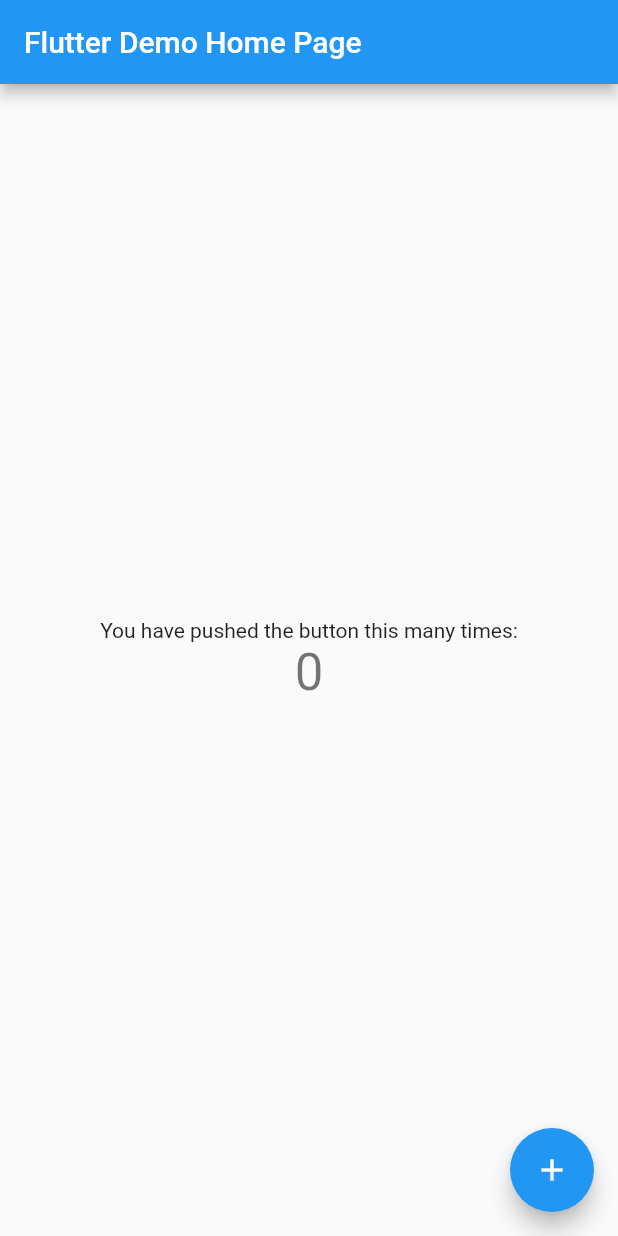
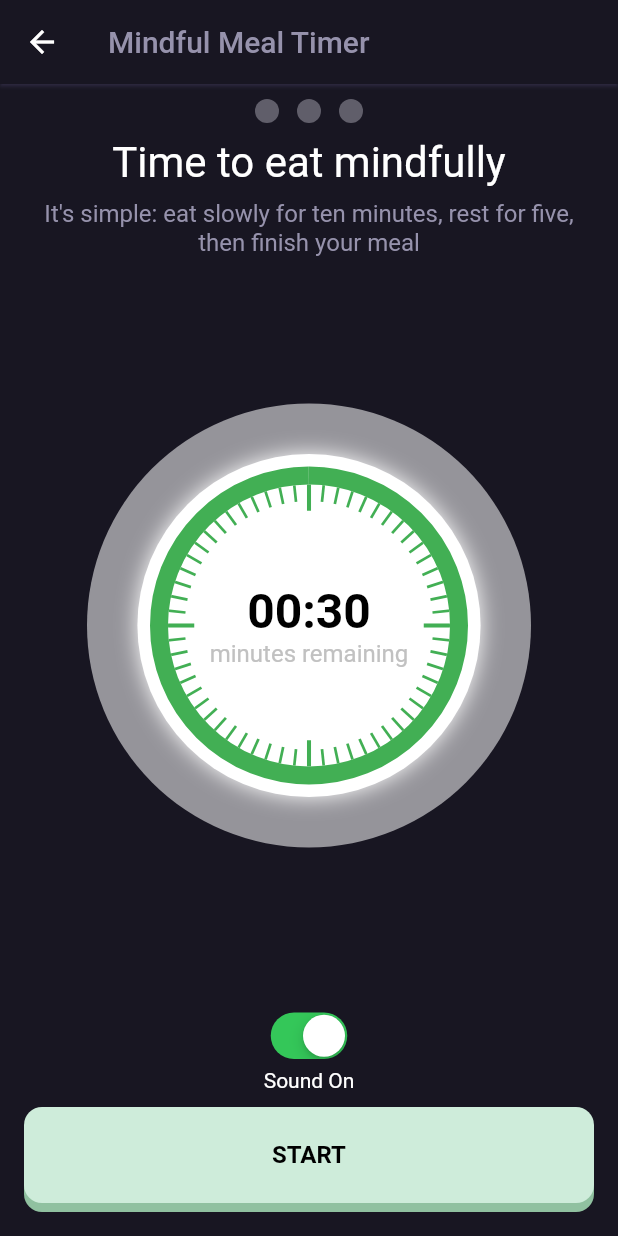
Before and after one commit to alexmercerind/yoboshu_cares_project, a Flutter app: the screen it shows after launch, on a phone screen of 412 x 824 dp. Run offline on Flutter 3.47's test engine with Material 2 defaults, Android fonts, the phone set to English and light mode, and no system bars; our stand-ins replace google_fonts, just_audio; Roboto replaces fonts that are missing (Asap).

Commit message:
feat: initial implementation

```diff
--- a/lib/main.dart
+++ b/lib/main.dart
@@ -1,4 +1,7 @@
 import 'package:flutter/material.dart';
+import 'package:google_fonts/google_fonts.dart';
+
+import 'package:yoboshu_cares_project/screens/mindful_meal_timer.dart';
 
 void main() {
   runApp(const MyApp());
@@ -10,58 +13,11 @@
   @override
   Widget build(BuildContext context) {
     return MaterialApp(
-      title: 'Flutter Demo',
       theme: ThemeData(
-        primarySwatch: Colors.blue,
+        textTheme: GoogleFonts.asapTextTheme(),
+        primaryTextTheme: GoogleFonts.asapTextTheme(),
       ),
-      home: const MyHomePage(title: 'Flutter Demo Home Page'),
+      home: const MindfulMealTimer(),
     );
   }
 }
-
-class MyHomePage extends StatefulWidget {
-  const MyHomePage({super.key, required this.title});
-
-  final String title;
-
-  @override
-  State<MyHomePage> createState() => _MyHomePageState();
-}
-
-class _MyHomePageState extends State<MyHomePage> {
-  int _counter = 0;
-
-  void _incrementCounter() {
-    setState(() {
-      _counter++;
-    });
-  }
-
-  @override
-  Widget build(BuildContext context) {
-    return Scaffold(
-      appBar: AppBar(
-        title: Text(widget.title),
-      ),
-      body: Center(
-        child: Column(
-          mainAxisAlignment: MainAxisAlignment.center,
-          children: <Widget>[
-            const Text(
-              'You have pushed the button this many times:',
-            ),
-            Text(
-              '$_counter',
-              style: Theme.of(context).textTheme.headlineMedium,
-            ),
-          ],
-        ),
-      ),
-      floatingActionButton: FloatingActionButton(
-        onPressed: _incrementCounter,
-        tooltip: 'Increment',
-        child: const Icon(Icons.add),
-      ),
-    );
-  }
-}
--- /dev/null
+++ b/lib/screens/mindful_meal_timer.dart
@@ -0,0 +1,205 @@
+import 'package:flutter/cupertino.dart';
+import 'package:flutter/material.dart';
+
+import 'package:yoboshu_cares_project/utils/theme.dart';
+import 'package:yoboshu_cares_project/widgets/buttons.dart';
+import 'package:yoboshu_cares_project/widgets/circular_timer.dart';
+import 'package:yoboshu_cares_project/widgets/dot_progress_indicator.dart';
+
+class MindfulMealTimer extends StatefulWidget {
+  const MindfulMealTimer({Key? key}) : super(key: key);
+
+  @override
+  State<MindfulMealTimer> createState() => _MindfulMealTimerState();
+}
+
+class _MindfulMealTimerState extends State<MindfulMealTimer> {
+  /// Progress.
+  /// The `null` value indicates that timer has not started yet.
+  int? progress;
+
+  /// [CircularTimerController] instance to controller the [CircularTimer].
+  late final controller = CircularTimerController(
+    const Duration(seconds: 30),
+    onComplete: () {
+      next();
+    },
+  );
+
+  // NOTE: Ideally these UI labels must be taken from a localization file.
+
+  String get title {
+    if (progress == 0) {
+      return 'Nom nom :)';
+    }
+    if (progress == 1) {
+      return 'Break Time';
+    }
+    if (progress == 2) {
+      return 'Finish your meal';
+    }
+    return 'Time to eat mindfully';
+  }
+
+  String get subtitle {
+    if (progress == 0) {
+      return 'You have 10 minutes to eat before the pause.\nFocus on eating slowly';
+    }
+    if (progress == 1) {
+      return 'Take a five minute break to check in on your level of fullness';
+    }
+    if (progress == 2) {
+      return 'You can eat untill you feel full';
+    }
+    return 'It\'s simple: eat slowly for ten minutes, rest for five, then finish your meal';
+  }
+
+  String get label {
+    if (progress == null) {
+      return 'START';
+    }
+    return controller.paused ? 'RESUME' : 'PAUSE';
+  }
+
+  void action() {
+    if (progress == null) {
+      controller.resume();
+      progress = 0;
+    } else {
+      if (controller.paused) {
+        controller.resume();
+      } else {
+        controller.pause();
+      }
+    }
+    setState(() {});
+  }
+
+  void reset() {
+    progress = null;
+    controller.reset();
+    setState(() {});
+  }
+
+  void next() {
+    if (progress == 2) {
+      // The 3 steps are completed.
+      // Restore to initial state.
+      reset();
+    } else {
+      // Move to next step & re-start the timer.
+      if (progress != null) {
+        progress = progress! + 1;
+      }
+      controller.reset();
+      controller.resume();
+      setState(() {});
+    }
+  }
+
+  @override
+  Widget build(BuildContext context) {
+    return Scaffold(
+      backgroundColor: kScaffoldBackgroundColor,
+      appBar: AppBar(
+        shadowColor: kAppBarShadowColor,
+        elevation: 1.0,
+        // By default, Flutter automatically implies leading button.
+        leading: IconButton(
+          onPressed: () {
+            // N/A
+          },
+          icon: const Icon(
+            Icons.arrow_back,
+          ),
+          splashRadius: 20.0,
+        ),
+        title: const Text(
+          'Mindful Meal Timer',
+          style: TextStyle(color: kTextSecondaryColor),
+        ),
+        backgroundColor: kScaffoldBackgroundColor,
+      ),
+      body: Column(
+        crossAxisAlignment: CrossAxisAlignment.center,
+        children: [
+          DotProgressIndicator(progress: progress),
+          Padding(
+            padding: const EdgeInsets.symmetric(horizontal: 16.0),
+            child: Column(
+              children: [
+                Text(
+                  title,
+                  style: const TextStyle(
+                    fontSize: 28.0,
+                    color: kTextPrimaryColor,
+                  ),
+                  textAlign: TextAlign.center,
+                ),
+                const SizedBox(height: 8.0),
+                Text(
+                  subtitle,
+                  style: const TextStyle(
+                    fontSize: 16.0,
+                    color: kTextSecondaryColor,
+                  ),
+                  textAlign: TextAlign.center,
+                ),
+              ],
+            ),
+          ),
+          Expanded(
+            child: Center(
+              child: CircularTimer(
+                controller: controller,
+              ),
+            ),
+          ),
+          const SizedBox(height: 8.0),
+          CupertinoSwitch(
+            value: controller.tickingSoundDuration > Duration.zero,
+            onChanged: (e) {
+              if (e) {
+                controller.tickingSoundDuration = kDefaultTickingSoundDuration;
+              } else {
+                controller.tickingSoundDuration = Duration.zero;
+              }
+              setState(() {});
+            },
+          ),
+          const SizedBox(height: 2.0),
+          Text(
+            'Sound ${controller.tickingSoundDuration > Duration.zero ? 'On' : 'Off'}',
+            style: const TextStyle(
+              fontSize: 14.0,
+              color: kTextPrimaryColor,
+            ),
+          ),
+          const SizedBox(height: 16.0),
+          Padding(
+            padding: const EdgeInsets.symmetric(horizontal: 16.0),
+            child: Column(
+              crossAxisAlignment: CrossAxisAlignment.center,
+              mainAxisAlignment: MainAxisAlignment.center,
+              mainAxisSize: MainAxisSize.min,
+              children: [
+                PrimaryButton(
+                  onPressed: action,
+                  text: label,
+                ),
+                if (progress != null) ...[
+                  const SizedBox(height: 12.0),
+                  SecondaryButton(
+                    onPressed: reset,
+                    text: 'LET\'S STOP I\'M FULL NOW',
+                  ),
+                ],
+              ],
+            ),
+          ),
+          const SizedBox(height: 16.0),
+        ],
+      ),
+    );
+  }
+}
```
